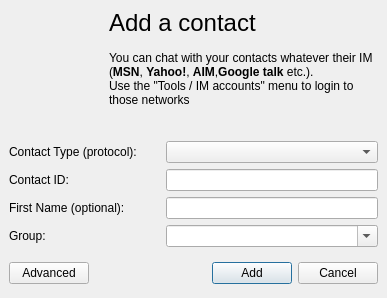
Above: wengophone/src/presentation/qt/imcontact/SimpleAddIMContact.ui from tkrotoff/WengoPhone before the change. Below: the same form after it.
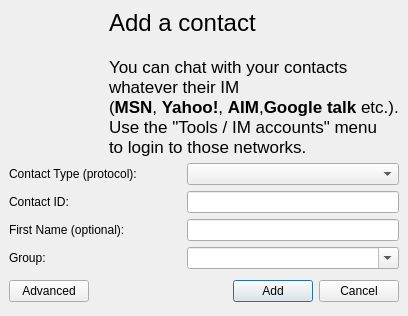
That is the form after the change. Icons and pictures are not drawn.

Commit message: ui fix for MacOS X

What changed in the file:
```diff
--- a/wengophone/src/presentation/qt/imcontact/SimpleAddIMContact.ui
+++ b/wengophone/src/presentation/qt/imcontact/SimpleAddIMContact.ui
@@ -473,7 +473,7 @@
       </palette>
      </property>
      <property name="text" >
-      <string>&lt;span style="font-size:18pt;">Add a contact&lt;/span>&lt;br>&lt;br>&lt;span>You can chat with your contacts whatever their IM&lt;br>(&lt;b>MSN&lt;/b>, &lt;b>Yahoo!&lt;/b>, &lt;b>AIM&lt;/b>,&lt;b>Google talk&lt;/b> etc.).&lt;br>Use the "Tools / IM accounts" menu to login to&lt;br>those networks&lt;/span></string>
+      <string>&lt;html>&lt;head>&lt;meta name="qrichtext" content="1" />&lt;/head>&lt;body style=" white-space: pre-wrap; font-family:Lucida Grande; font-size:13pt; font-weight:400; font-style:normal; text-decoration:none;">&lt;p style=" margin-top:0px; margin-bottom:0px; margin-left:0px; margin-right:0px; -qt-block-indent:0; text-indent:0px;">&lt;span style=" font-size:18pt;">Add a contact&lt;/span>&lt;br />&lt;br />You can chat with your contacts&lt;/p>&lt;p style=" margin-top:0px; margin-bottom:0px; margin-left:0px; margin-right:0px; -qt-block-indent:0; text-indent:0px;">whatever their IM&lt;br />(&lt;span style=" font-weight:600;">MSN&lt;/span>, &lt;span style=" font-weight:600;">Yahoo!&lt;/span>, &lt;span style=" font-weight:600;">AIM&lt;/span>,&lt;span style=" font-weight:600;">Google talk&lt;/span> etc.).&lt;br />Use the "Tools / IM accounts" menu&lt;/p>&lt;p style=" margin-top:0px; margin-bottom:0px; margin-left:0px; margin-right:0px; -qt-block-indent:0; text-indent:0px;">to login to those networks.&lt;/p>&lt;/body>&lt;/html></string>
      </property>
      <property name="wordWrap" >
       <bool>false</bool>
```
